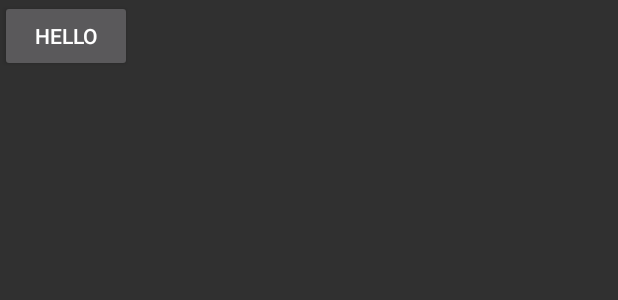
After one commit to saitejasridhar/Pantry-Organizer-app, an Android app: the layout activity_freezer.xml on its own in the app's theme, with its tools: preview values and no code run, on a phone screen of 412 x 824 dp. The commit adds this screen. Shown: the top 300 px of the screen. Run offline under Robolectric (Android 15) with nearby library versions, the phone set to English and light mode, and no system bars.

Commit message:
test button1

```diff
--- a/app/src/main/AndroidManifest.xml
+++ b/app/src/main/AndroidManifest.xml
@@ -9,6 +9,7 @@
         android:roundIcon="@mipmap/ic_launcher_round"
         android:supportsRtl="true"
         android:theme="@style/AppTheme">
+        <activity android:name=".Freezer"></activity>
         <activity android:name=".MainActivity">
             <intent-filter>
                 <action android:name="android.intent.action.MAIN" />
--- /dev/null
+++ b/app/src/main/res/layout/activity_freezer.xml
@@ -0,0 +1,14 @@
+<?xml version="1.0" encoding="utf-8"?>
+<androidx.constraintlayout.widget.ConstraintLayout xmlns:android="http://schemas.android.com/apk/res/android"
+    xmlns:app="http://schemas.android.com/apk/res-auto"
+    xmlns:tools="http://schemas.android.com/tools"
+    android:layout_width="match_parent"
+    android:layout_height="match_parent"
+    tools:context=".Freezer">
+    <Button
+        android:layout_width="wrap_content"
+        android:layout_height="wrap_content"
+        android:id="@+id/test"
+        android:text="hello"
+        />
+</androidx.constraintlayout.widget.ConstraintLayout>
--- a/app/src/main/res/layout/activity_main.xml
+++ b/app/src/main/res/layout/activity_main.xml
@@ -24,7 +24,8 @@
             android:layout_weight="1"
             android:layout_marginRight="10dp"
             android:layout_marginLeft="10dp"
-            android:text="One" />
+            android:text="One"
+            android:onClick=""/>
 
         <Button
             android:id="@+id/button2"
--- a/app/src/main/res/layout/toolbar1.xml
+++ b/app/src/main/res/layout/toolbar1.xml
@@ -2,7 +2,7 @@
 <androidx.appcompat.widget.Toolbar xmlns:android="http://schemas.android.com/apk/res/android"
     android:layout_width="match_parent"
     android:layout_height="wrap_content"
-    android:background="#9FFF5722"
+    android:background="#B72B26"
     android:elevation="20dp"
     android:layout_marginTop="0dp"
     >
```
Also changed, not shown: app/src/main/java/com/example/fridgepal/Freezer.java (added, +14 -0 lines), app/src/main/java/com/example/fridgepal/MainActivity.java (+17 -0 lines).
